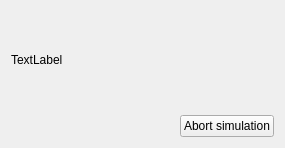
First picture: the form in source/infodialog.ui, repository archTk/arch-ne, before the edit.
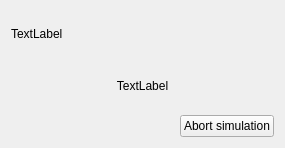
Second picture: the form after the edit.

```diff
--- a/source/infodialog.ui
+++ b/source/infodialog.ui
@@ -24,6 +24,16 @@
      </property>
     </widget>
    </item>
+   <item>
+    <widget class="QLabel" name="advanceLabel">
+     <property name="text">
+      <string>TextLabel</string>
+     </property>
+     <property name="alignment">
+      <set>Qt::AlignCenter</set>
+     </property>
+    </widget>
+   </item>
    <item>
     <layout class="QHBoxLayout" name="horizontalLayout">
      <item>
```
